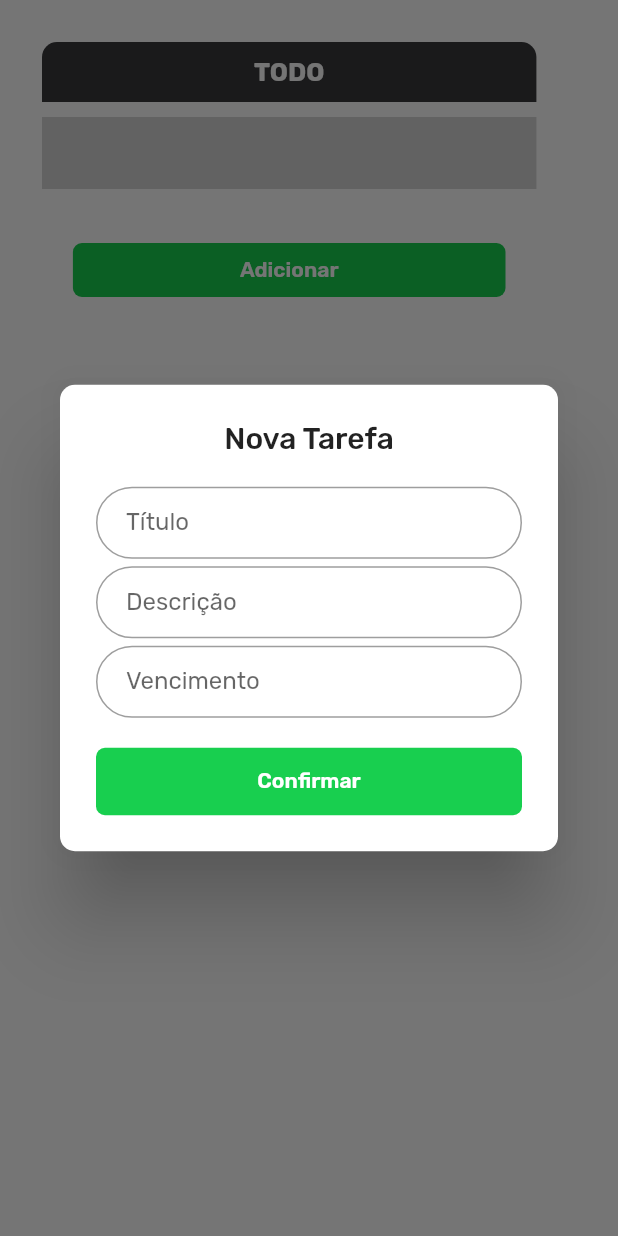
After one commit to viniciusamelio/pixeltasks, a Flutter app: the TodoTasksPage screen opened directly, after a tap on "Adicionar", on a phone screen of 412 x 824 dp. The commit adds this screen. Run offline on Flutter 3.47's test engine with Material 2 defaults, Android fonts, the phone set to English and light mode, and no system bars; our stand-ins replace flushbar, flutter_icons, get, google_fonts, hive; accounts and stored records are empty; statements that could not run were skipped.

Commit message:
Add BoardView, init task card widget and add task dialog

```diff
--- /dev/null
+++ b/lib/board/views/board_view.dart
@@ -0,0 +1,45 @@
+import 'package:flutter/material.dart';
+import 'package:pixeltasks/board/widgets/todo_tasks.view.dart';
+import 'package:pixeltasks/shared/controllers/user.controller.dart';
+import 'package:pixeltasks/shared/models/board.model.dart';
+import 'package:pixeltasks/shared/styles/colors.dart';
+import 'package:pixeltasks/shared/utils/color_converter.dart';
+
+class BoardView extends StatefulWidget {
+  @override
+  _BoardViewState createState() => _BoardViewState();
+}
+
+class _BoardViewState extends State<BoardView> {
+  Board _board;
+  int _index;
+  UserController _userController;
+  @override
+  void initState() {
+    _userController = UserController.to;
+    super.initState();
+  }
+
+  @override
+  void didChangeDependencies() {
+    _index = ModalRoute.of(context).settings.arguments as int;
+    _board = _userController.user.boards[_index];
+    super.didChangeDependencies();
+  }
+
+  @override
+  Widget build(BuildContext context) {
+    return Scaffold(
+      backgroundColor: convertFromString(_board.color),
+      appBar: AppBar(
+        elevation: 2,
+        backgroundColor: dark,
+        title: Text(_board.title),
+      ),
+      body: PageView(
+        scrollDirection: Axis.horizontal,
+        children: [TodoTasksPage(index: _index), TodoTasksPage(index: _index)],
+      ),
+    );
+  }
+}
--- /dev/null
+++ b/lib/board/widgets/task_add_alert.dart
@@ -0,0 +1,61 @@
+import 'package:flutter/material.dart';
+import 'package:pixeltasks/shared/styles/colors.dart';
+
+class TaskAddAlert extends StatefulWidget {
+  final int index;
+
+  const TaskAddAlert({Key key, this.index}) : super(key: key);
+  @override
+  _TaskAddAlertState createState() => _TaskAddAlertState();
+}
+
+class _TaskAddAlertState extends State<TaskAddAlert> {
+  GlobalKey<FormState> _key = GlobalKey<FormState>();
+  @override
+  Widget build(BuildContext context) {
+    return AlertDialog(
+      shape: RoundedRectangleBorder(borderRadius: BorderRadius.circular(10)),
+      title: Align(
+          alignment: Alignment.center,
+          child: Text(
+            "Nova Tarefa",
+            style: TextStyle(fontSize: 20),
+          )),
+      content: Form(
+        key: _key,
+        child: Column(
+          mainAxisSize: MainAxisSize.min,
+          children: [
+            TextFormField(
+              decoration: InputDecoration(labelText: "Título"),
+            ),
+            const SizedBox(height:5),
+            TextFormField(
+              decoration: InputDecoration(labelText: "Descrição"),
+            ),
+            const SizedBox(height:5),
+            TextFormField(
+              decoration: InputDecoration(labelText: "Vencimento"),
+            ),
+            const SizedBox(height:20),
+            SizedBox(
+            width: MediaQuery.of(context).size.width * 0.8,
+            height: 45,
+            child: MaterialButton(
+              elevation: 0,
+              shape: RoundedRectangleBorder(
+                borderRadius: BorderRadius.circular(6)
+              ),
+              color: green,
+              child: Text("Confirmar",
+                  style: TextStyle(
+                      color: Colors.white, fontWeight: FontWeight.w600)),
+              onPressed: (){},
+            ),
+          )
+          ],
+        ),
+      ),
+    );
+  }
+}
--- /dev/null
+++ b/lib/board/widgets/task_card.dart
@@ -0,0 +1,88 @@
+import 'package:flutter/material.dart';
+import 'package:get/get.dart';
+import 'package:pixeltasks/board/widgets/task_add_alert.dart';
+import 'package:pixeltasks/shared/controllers/user.controller.dart';
+import 'package:pixeltasks/shared/styles/colors.dart';
+
+class TaskCard extends StatefulWidget {
+  final int index;
+  final String title;
+  const TaskCard({Key key, this.title, this.index}) : super(key: key);
+  @override
+  _TaskCardState createState() => _TaskCardState();
+}
+
+class _TaskCardState extends State<TaskCard> {
+  UserController _userController;
+
+  @override
+  void initState() {
+    _userController = UserController.to;
+    super.initState();
+  }
+
+  @override
+  Widget build(BuildContext context) {
+    final screen = MediaQuery.of(context).size;
+    return Container(
+      width: screen.width * 0.8,
+      decoration: BoxDecoration(
+          color: Colors.white, borderRadius: BorderRadius.circular(10)),
+      child: Column(
+        children: [
+          Container(
+            width: screen.width,
+            height: 40,
+            child: Center(
+              child: Text(widget.title,
+                  style: TextStyle(
+                      color: Colors.white,
+                      fontWeight: FontWeight.bold,
+                      fontSize: 17)),
+            ),
+            decoration: BoxDecoration(
+                color: dark,
+                borderRadius: BorderRadius.only(
+                    topLeft: Radius.circular(10),
+                    topRight: Radius.circular(10))),
+          ),
+          const SizedBox(height: 10),
+          GetBuilder(
+            init: _userController,
+            builder: (_) {
+              if (_userController.user.boards[widget.index].tasks == null) {
+                return Container(height: 80);
+              }
+              return ListView.builder(
+                  itemCount:
+                      _userController.user.boards[widget.index].tasks.length,
+                  shrinkWrap: true,
+                  itemBuilder: (context, index) {
+                    return Container();
+                  });
+            },
+          ),
+          const SizedBox(height: 30),
+          SizedBox(
+            width: screen.width * 0.7,
+            child: MaterialButton(
+              color: green,
+              elevation: 0,
+              shape: RoundedRectangleBorder(
+                borderRadius: BorderRadius.circular(6)
+              ),
+              child: Text("Adicionar",
+                  style: TextStyle(
+                      color: Colors.white, fontWeight: FontWeight.w600)),
+              onPressed: _showNewTaskDialog,
+            ),
+          )
+        ],
+      ),
+    );
+  }
+
+  void _showNewTaskDialog() {
+    Get.dialog(TaskAddAlert(index: widget.index));
+  }
+}
--- /dev/null
+++ b/lib/board/widgets/todo_tasks.view.dart
@@ -0,0 +1,31 @@
+import 'package:flutter/material.dart';
+import 'package:pixeltasks/board/widgets/task_card.dart';
+import 'package:pixeltasks/shared/models/task.model.dart';
+
+class TodoTasksPage extends StatefulWidget {
+  final int index;
+
+  const TodoTasksPage({Key key, this.index}) : super(key: key);
+  @override
+  _TodoTasksPageState createState() => _TodoTasksPageState();
+}
+
+class _TodoTasksPageState extends State<TodoTasksPage> {
+  @override
+  Widget build(BuildContext context) {
+    final screen = MediaQuery.of(context).size;
+    return Scaffold(
+      backgroundColor: Colors.transparent,
+        body: Padding(
+          padding: const EdgeInsets.all(20),
+          child: Container(
+            padding: const EdgeInsets.all(8),
+            child: Column(
+              children: [
+                TaskCard(title: "TODO",index: widget.index)
+              ],
+            ),
+          )),
+    );
+  }
+}
--- a/lib/home/views/home.view.dart
+++ b/lib/home/views/home.view.dart
@@ -62,6 +62,7 @@ class _HomeViewState extends State<HomeView> {
             itemCount: controller.user.boards.length,
             itemBuilder: (context, index) {
               return BoardTile(
+                  onTap: ()=> Get.toNamed('/board',arguments:index),
                   board: _userController.user.boards[index],
                   button: IconButton(
                     icon: Icon(Icons.menu, color: Colors.white),
--- a/lib/main.dart
+++ b/lib/main.dart
@@ -2,6 +2,7 @@ import 'package:flutter/material.dart';
 import 'package:get/get.dart';
 import 'package:google_fonts/google_fonts.dart';
 import 'package:pixeltasks/board/views/board_add.view.dart';
+import 'package:pixeltasks/board/views/board_view.dart';
 import 'package:pixeltasks/home/views/home.view.dart';
 import 'package:pixeltasks/login/views/login.view.dart';
 import 'package:pixeltasks/login/views/signup.view.dart';
@@ -32,6 +33,7 @@ class MyApp extends StatelessWidget {
         "/": (context) => LoginView(),
         "/signup": (context) => SignUpView(),
         '/home': (context) => HomeView(),
+        '/board' : (context) => BoardView(),
         "/board/add": (context) => BoardAddView()
       },
     );
```
